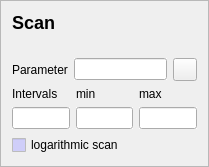
This is copasi/UI/CScanWidgetScan.ui in copasi/COPASI as Qt 5 draws it before an edit. The edited form follows.
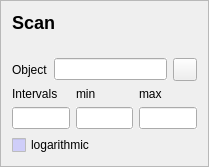
This is the edited form.

Commit message: Improved naming of GUI elements for scan items.

```diff
--- a/copasi/UI/CScanWidgetScan.ui
+++ b/copasi/UI/CScanWidgetScan.ui
@@ -98,7 +98,7 @@
         <item>
          <widget class="QLabel" name="labelObject">
           <property name="text">
-           <string>Parameter</string>
+           <string>Object</string>
           </property>
           <property name="wordWrap">
            <bool>false</bool>
@@ -327,7 +327,7 @@
       <item>
        <widget class="QCheckBox" name="checkBoxLog">
         <property name="text">
-         <string>logarithmic scan</string>
+         <string>logarithmic</string>
         </property>
        </widget>
       </item>
```
Left out of the diff: 20 changed lines with no effect on the pictures. The commit also changes 2 other files.
